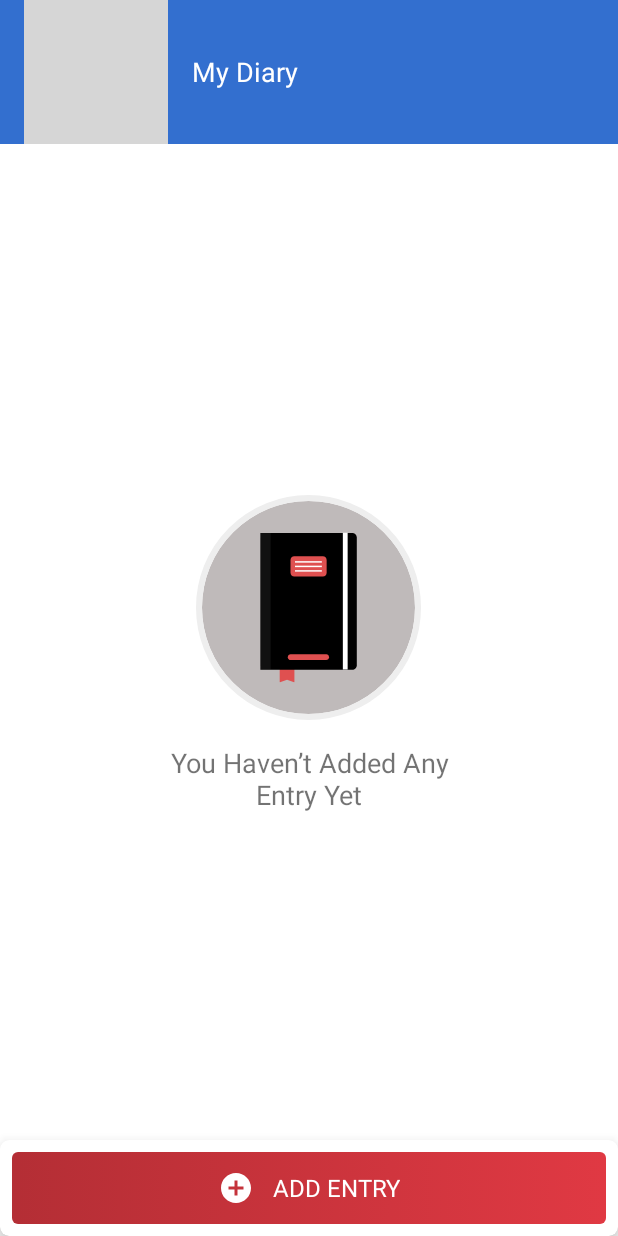
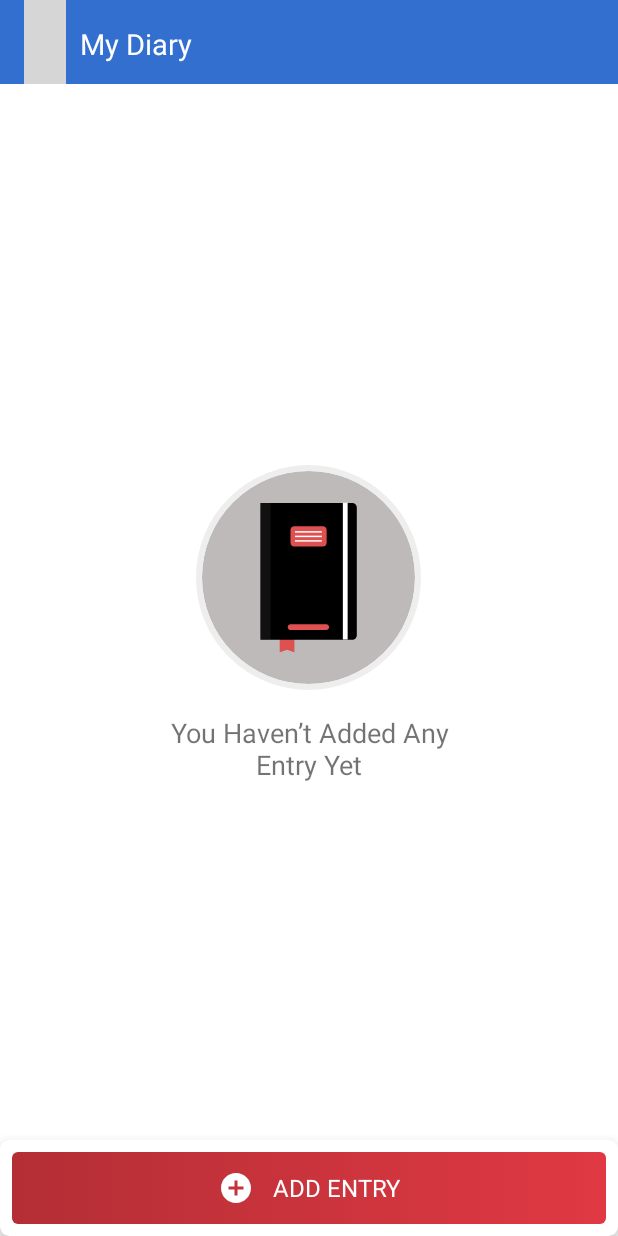
Before and after one commit to Colliense1/ParentsCare, an Android app: the layout activity_my_diary.xml on its own in the app's theme, with its tools: preview values and no code run, on a phone screen of 412 x 824 dp. Run offline under Robolectric (Android 15) with nearby library versions, the phone set to English and light mode, and no system bars; grey boxes are pictures that could not be loaded.

Commit message:
update diary issue problem solved

```diff
--- a/app/src/main/java/com/example/colliensepodder/parentscare/MedicineManagementDatabase.java
+++ b/app/src/main/java/com/example/colliensepodder/parentscare/MedicineManagementDatabase.java
@@ -384,11 +384,11 @@ public class MedicineManagementDatabase {
     public long updateDiary(Diary newdiaries, Diary updateddiaries) {
         SQLiteDatabase sqLiteDatabase = databaseHelper.getWritableDatabase();
         ContentValues contentValues = new ContentValues();
-        contentValues.put(DatabaseHelper.DIARY_TABLE, newdiaries.getDiaryText());
+        contentValues.put(DatabaseHelper.DIARY_TEXT, newdiaries.getDiaryText());
 
         long update1 = sqLiteDatabase.update(DatabaseHelper.DIARY_TABLE,
-                contentValues, databaseHelper.DATABASE_NAME + " =? AND "
-                + databaseHelper.DIARY_TEXT + " =? ",
+                contentValues, databaseHelper.DIARY_TEXT + " =? ",
+                //+ databaseHelper.DIARY_TEXT + " =? ",
         new String[]{ updateddiaries.getDiaryText()});
         return update1;
 
--- a/app/src/main/res/layout/activity_my_diary.xml
+++ b/app/src/main/res/layout/activity_my_diary.xml
@@ -1,45 +1,52 @@
 <?xml version="1.0" encoding="utf-8"?>
-<LinearLayout
-    android:orientation="vertical"
+<LinearLayout xmlns:android="http://schemas.android.com/apk/res/android"
+    xmlns:app="http://schemas.android.com/apk/res-auto"
+    xmlns:card_view="http://schemas.android.com/apk/res-auto"
     android:id="@id/main_layout"
+    android:layout_width="match_parent"
+    android:layout_height="match_parent"
     android:background="@color/white"
-    android:layout_width="fill_parent"
-    android:layout_height="fill_parent"
-    xmlns:android="http://schemas.android.com/apk/res/android"
-    xmlns:app="http://schemas.android.com/apk/res-auto"
-    xmlns:card_view="http://schemas.android.com/apk/res-auto">
+    android:orientation="vertical">
 
     <android.support.v7.widget.Toolbar
+        android:id="@id/toolbar"
+        android:layout_width="match_parent"
+        android:layout_height="?attr/actionBarSize"
+        android:background="#336fcf"
+        android:minHeight="?actionBarSize"
         android:theme="@style/ThemeOverlay.AppCompat.Dark.ActionBar"
-        android:id="@id/toolbar"
-        android:background="#336fcf"
-        android:layout_width="fill_parent"
-        android:layout_height="wrap_content"
-        android:minHeight="?actionBarSize"
         card_view:popupTheme="@style/ThemeOverlay.AppCompat.Light">
 
+        <LinearLayout
+            android:layout_width="match_parent"
+            android:layout_height="?attr/actionBarSize"
+            android:orientation="horizontal">
+
             <ImageView
-        android:layout_width="wrap_content"
-        android:layout_height="fill_parent"
-        android:layout_marginRight="16.0dip"
+                android:layout_width="0dp"
+                android:layout_height="match_parent"
+                android:layout_weight="1"
                 android:onClick="clickBack"
                 android:src="@drawable/ic_action_navigation_arrow_back"
                 android:tint="@color/white" />
+
             <TextView
-            android:textSize="18.0sp"
-            android:textColor="@color/white"
-            android:gravity="center"
                 android:id="@id/headerMyDiary"
+                android:layout_weight="10"
                 android:layout_width="wrap_content"
                 android:layout_height="wrap_content"
-            android:text="My Diary"  />
+                android:layout_marginTop="16.1dp"
+                android:text="  My Diary"
+                android:textColor="@color/white"
+                android:textSize="19.0sp" />
+        </LinearLayout>
 
     </android.support.v7.widget.Toolbar>
 
     <LinearLayout
-        android:orientation="vertical"
         android:layout_width="fill_parent"
-        android:layout_height="fill_parent">
+        android:layout_height="fill_parent"
+        android:orientation="vertical">
 
         <android.support.v7.widget.RecyclerView
             android:id="@+id/DiaryRV"
@@ -49,54 +56,55 @@
         </android.support.v7.widget.RecyclerView>
 
         <LinearLayout
-            android:gravity="center"
-            android:orientation="vertical"
             android:id="@id/linearLayoutNoDiary"
-            android:background="@color/white"
             android:layout_width="fill_parent"
             android:layout_height="wrap_content"
-            android:layout_weight="1.0">
+            android:layout_weight="1.0"
+            android:background="@color/white"
+            android:gravity="center"
+            android:orientation="vertical">
 
-            <de.hdodenhof.circleimageview.CircleImageView
+            <de.hdodenhof.circleimageview.CircleImageView xmlns:app="http://schemas.android.com/apk/res-auto"
                 android:id="@id/imageViewNavItemIcon"
                 android:layout_width="150.0dip"
                 android:layout_height="150.0dip"
+                android:layout_alignTop="@id/imageView4"
+                android:layout_centerHorizontal="true"
                 android:layout_margin="16.0dip"
                 android:src="@drawable/image_zero_case_diary"
-                android:layout_alignTop="@id/imageView4"
-                android:layout_centerHorizontal="true"
                 app:civ_border_color="#ffeeeeee"
-                app:civ_border_width="4.0dip"
-                xmlns:app="http://schemas.android.com/apk/res-auto" />
+                app:civ_border_width="4.0dip" />
 
             <TextView
-                android:textSize="18.0sp"
-                android:textColor="@color/fiftyFivePercentOpaqueBlack"
-                android:gravity="center"
                 android:layout_width="fill_parent"
                 android:layout_height="wrap_content"
                 android:layout_marginLeft="100.0dip"
                 android:layout_marginRight="100.0dip"
-                android:text="You Haven’t Added Any Entry Yet" />
+                android:gravity="center"
+                android:text="You Haven’t Added Any Entry Yet"
+                android:textColor="@color/fiftyFivePercentOpaqueBlack"
+                android:textSize="18.0sp" />
         </LinearLayout>
+
         <android.support.v7.widget.CardView
-            android:background="#fffefefe"
             android:layout_width="fill_parent"
             android:layout_height="64.0dip"
+            android:background="#fffefefe"
             card_view:cardCornerRadius="6.0dip"
             card_view:cardElevation="12.0dip"
             card_view:cardUseCompatPadding="false">
+
             <LinearLayout
-                android:onClick="goToAddDiaryActivity"
-                android:gravity="center"
-                android:layout_gravity="bottom"
-                android:orientation="horizontal"
                 android:id="@id/linearLayoutAddDiary"
-                android:background="@drawable/background_button"
-                android:padding="12.0dip"
                 android:layout_width="fill_parent"
                 android:layout_height="wrap_content"
-                android:layout_margin="8.0dip">
+                android:layout_gravity="bottom"
+                android:layout_margin="8.0dip"
+                android:background="@drawable/background_button"
+                android:gravity="center"
+                android:onClick="goToAddDiaryActivity"
+                android:orientation="horizontal"
+                android:padding="12.0dip">
 
                 <ImageView
                     android:layout_width="wrap_content"
@@ -105,16 +113,15 @@
                     android:tint="@color/white" />
 
                 <TextView
-                    android:textSize="16.0sp"
-                    android:textColor="@color/white"
-                    android:gravity="center"
                     android:id="@id/textViewDiaryEntries"
                     android:layout_width="wrap_content"
                     android:layout_height="wrap_content"
                     android:layout_marginLeft="12.0dip"
+                    android:gravity="center"
                     android:text="ADD ENTRY"
                     android:textAllCaps="true"
-                    />
+                    android:textColor="@color/white"
+                    android:textSize="16.0sp" />
             </LinearLayout>
         </android.support.v7.widget.CardView>
     </LinearLayout>
--- a/app/src/main/res/layout/activity_mymedicines.xml
+++ b/app/src/main/res/layout/activity_mymedicines.xml
@@ -12,8 +12,10 @@
         android:layout_width="match_parent"
         android:layout_height="?attr/actionBarSize"
         app:layout_collapseMode="pin"
-        android:background="?attr/colorPrimary"
+        android:background="#336fcf"
         app:popupTheme="@style/ThemeOverlay.AppCompat.Light">
     </android.support.v7.widget.Toolbar>
 
+
+
 </android.support.constraint.ConstraintLayout>
--- a/app/src/main/res/layout/medicine_dashboard_rv.xml
+++ b/app/src/main/res/layout/medicine_dashboard_rv.xml
@@ -1,5 +1,6 @@
 <?xml version="1.0" encoding="utf-8"?>
-<LinearLayout xmlns:android="http://schemas.android.com/apk/res/android"
+<LinearLayout
+    xmlns:android="http://schemas.android.com/apk/res/android"
     android:layout_width="match_parent"
     android:layout_height="wrap_content"
     android:layout_marginBottom="3dp"
@@ -8,6 +9,7 @@
     android:orientation="vertical">
 
     <android.support.v7.widget.CardView
+        android:layout_marginTop="3dp"
         android:layout_width="match_parent"
         android:layout_height="wrap_content">
 
@@ -59,7 +61,6 @@
 
                 <TextView
                     android:id="@+id/DeleteTV"
-
                     android:layout_width="match_parent"
                     android:layout_height="wrap_content"
                     android:gravity="center"
--- a/app/src/main/res/layout/recyclerview.xml
+++ b/app/src/main/res/layout/recyclerview.xml
@@ -1,5 +1,6 @@
 <?xml version="1.0" encoding="utf-8"?>
-<LinearLayout xmlns:android="http://schemas.android.com/apk/res/android"
+<LinearLayout
+    xmlns:android="http://schemas.android.com/apk/res/android"
     xmlns:app="http://schemas.android.com/apk/res-auto"
     android:layout_width="wrap_content"
     android:layout_height="wrap_content"
```
Also changed, not shown: app/src/main/java/com/example/colliensepodder/parentscare/AddDiaryActivity.java (+1 -10 lines), app/src/main/java/com/example/colliensepodder/parentscare/AddDoctorActivity.java (+5 -4 lines), app/src/main/res/layout/diary_text.xml (+16 -16 lines), app/src/main/res/layout/schedule_recyclerview.xml (+7 -9 lines). Lines whose indentation alone changed are shown as unchanged.
